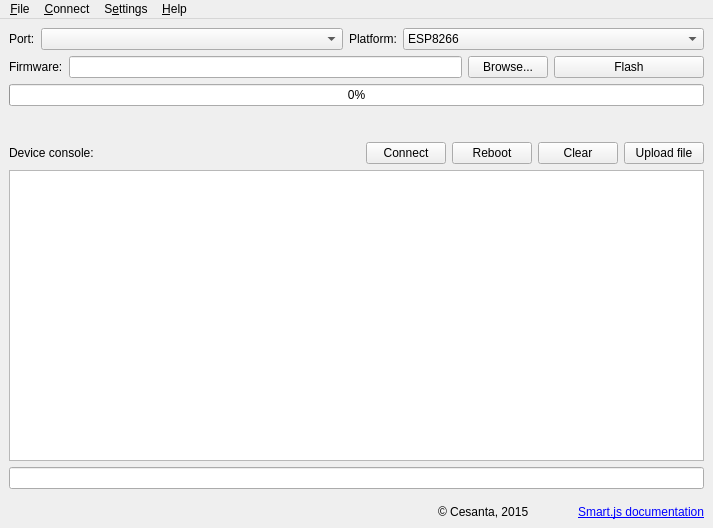
Above: src/main.ui from olgierdh/mongoose-flashing-tool before the change. Below: the same form after it.
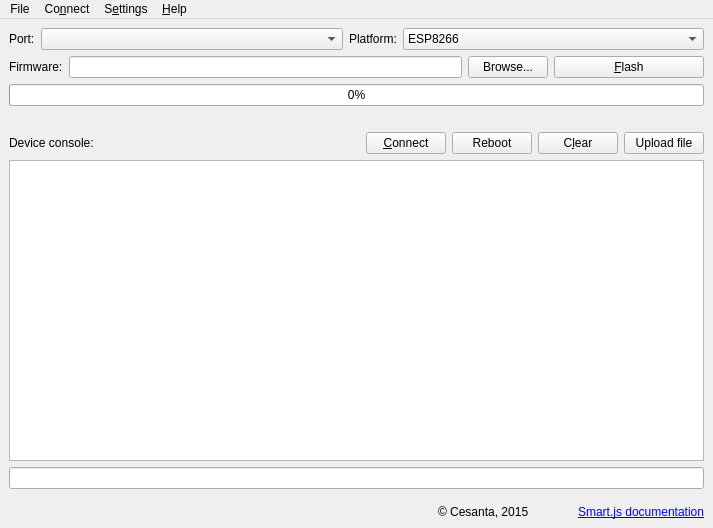
That is the form after the change. Icons and pictures are not drawn.

Commit message:
F&C touch-ups
 - Shorcuts for common actions: &Flash, &Connect, C&lear.
 - Sensible tab order
 - Status message stays after flashing, highlighted by green/red

PUBLISHED_FROM=86b088eb0bc20068229cfb01e0b634fe12c9ff75

The edit to the form file:
```diff
--- a/src/main.ui
+++ b/src/main.ui
@@ -131,7 +131,7 @@
          </size>
         </property>
         <property name="text">
-         <string>Flash</string>
+         <string>&amp;Flash</string>
         </property>
        </widget>
       </item>
@@ -160,7 +160,7 @@
     <item>
      <layout class="QHBoxLayout" name="terminalControlsLayout" stretch="0,0,0,0,0,0">
       <property name="topMargin">
-       <number>10</number>
+       <number>0</number>
       </property>
       <item>
        <widget class="QLabel" name="talkDeviceConsoleLabel">
@@ -185,7 +185,7 @@
       <item>
        <widget class="QPushButton" name="connectBtn">
         <property name="text">
-         <string>Connect</string>
+         <string>&amp;Connect</string>
         </property>
        </widget>
       </item>
@@ -199,7 +199,7 @@
       <item>
        <widget class="QPushButton" name="clearBtn">
         <property name="text">
-         <string>Clear</string>
+         <string>C&amp;lear</string>
         </property>
        </widget>
       </item>
@@ -289,7 +289,7 @@
    </property>
    <widget class="QMenu" name="menuConfigure">
     <property name="title">
-     <string>&amp;Connect</string>
+     <string>Co&amp;nnect</string>
     </property>
     <addaction name="actionConfigure_Wi_Fi"/>
     <addaction name="actionOpenDashboard"/>
@@ -307,7 +307,7 @@
    </widget>
    <widget class="QMenu" name="menuFile">
     <property name="title">
-     <string>&amp;File</string>
+     <string>File</string>
     </property>
     <addaction name="actionUpload_a_file"/>
     <addaction name="actionTruncate_log_file"/>
```
Left out of the diff: 13 changed lines with no effect on the pictures. The commit also changes 2 other files.
